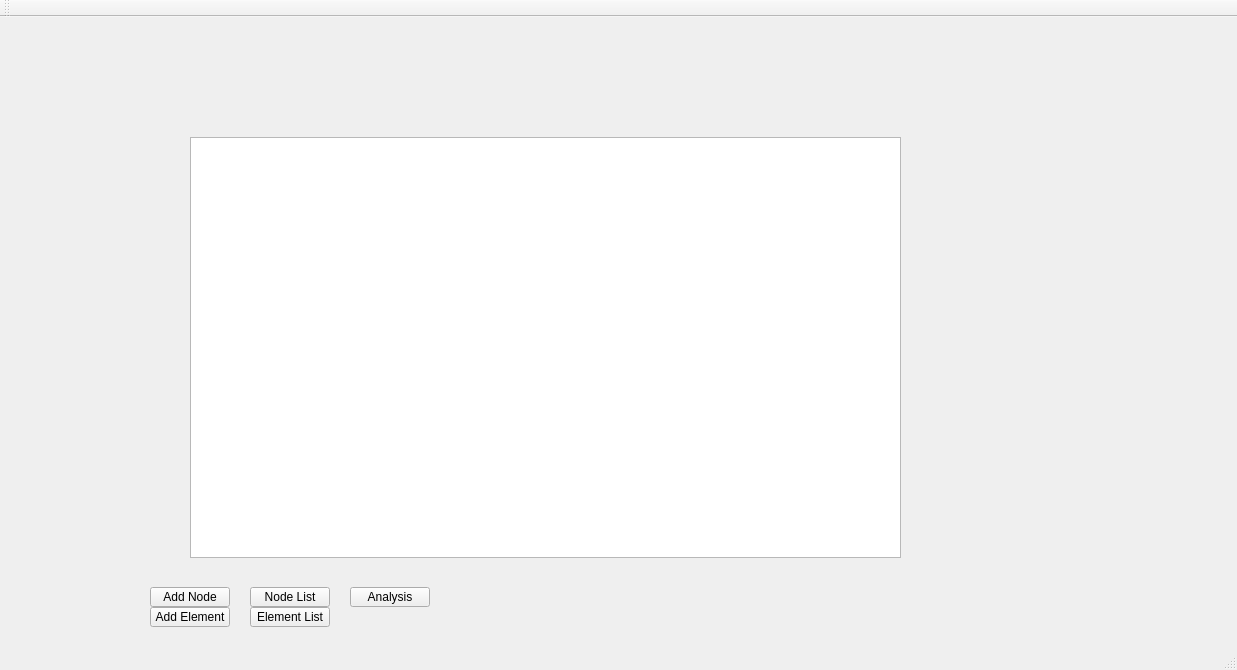
The window that mainwindow.ui (Kojirion/QPlum) describes before a commit, drawn with Qt 5.
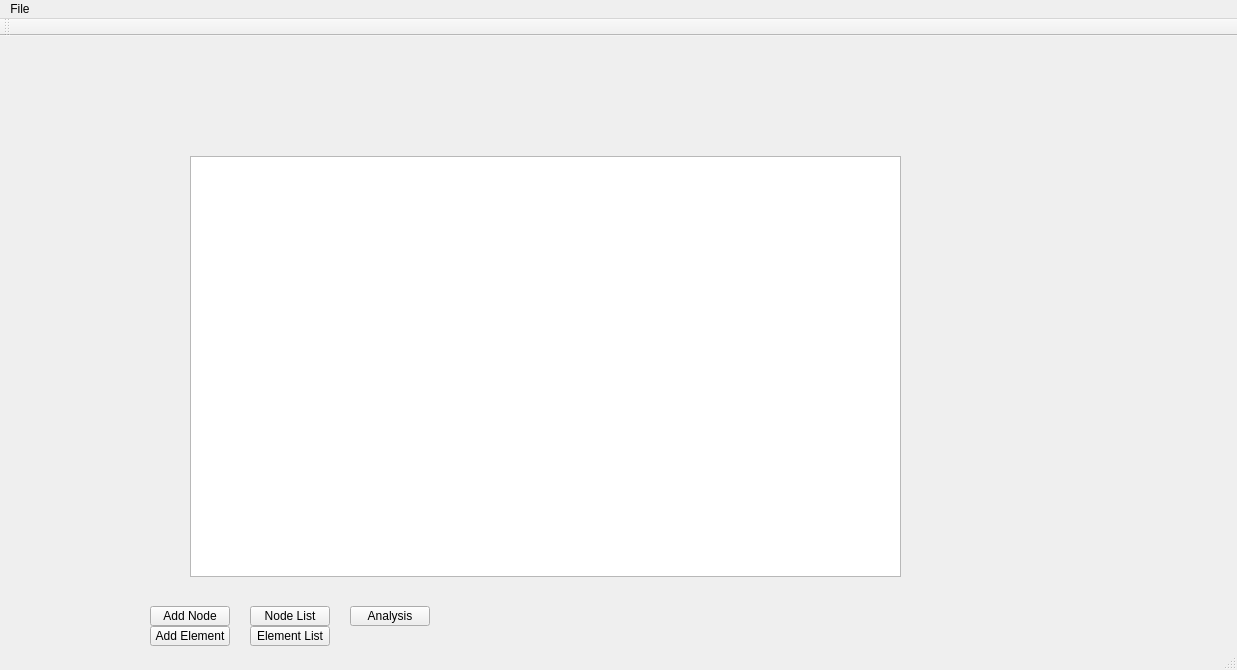
The same window after the commit.

What changed in the file:
```diff
--- a/mainwindow.ui
+++ b/mainwindow.ui
@@ -99,6 +99,13 @@
      <height>18</height>
     </rect>
    </property>
+   <widget class="QMenu" name="menuFile">
+    <property name="title">
+     <string>File</string>
+    </property>
+    <addaction name="actionSave"/>
+   </widget>
+   <addaction name="menuFile"/>
   </widget>
   <widget class="QToolBar" name="mainToolBar">
    <attribute name="toolBarArea">
```
Left out of the diff: 5 changed lines with no effect on the pictures.
